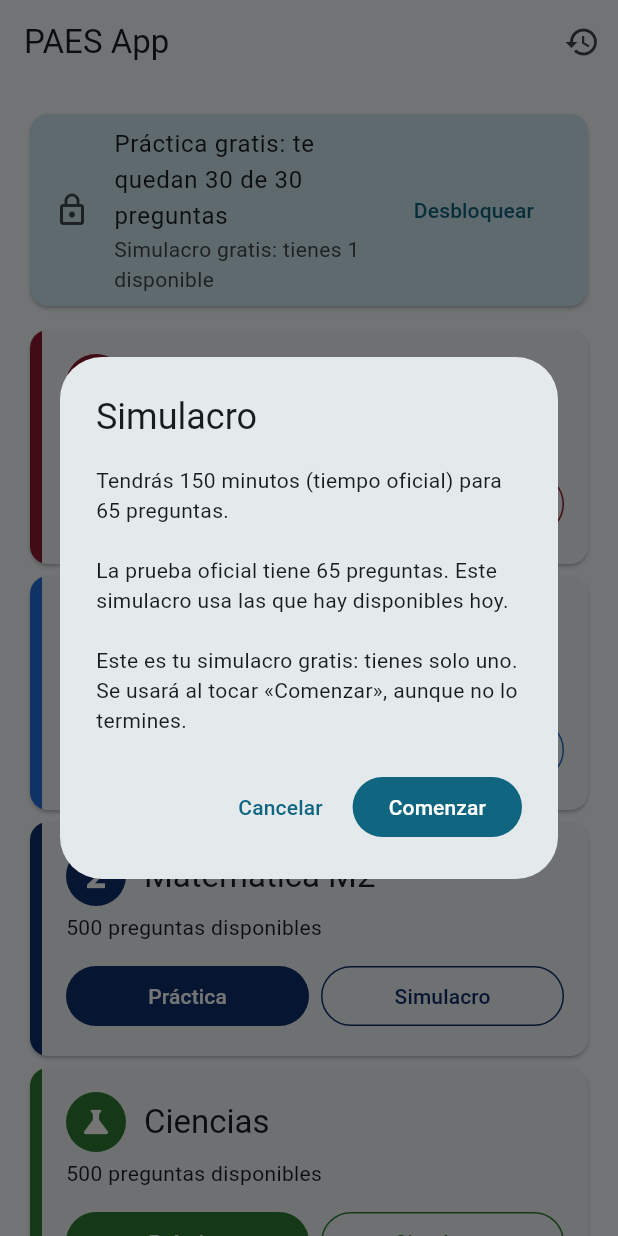
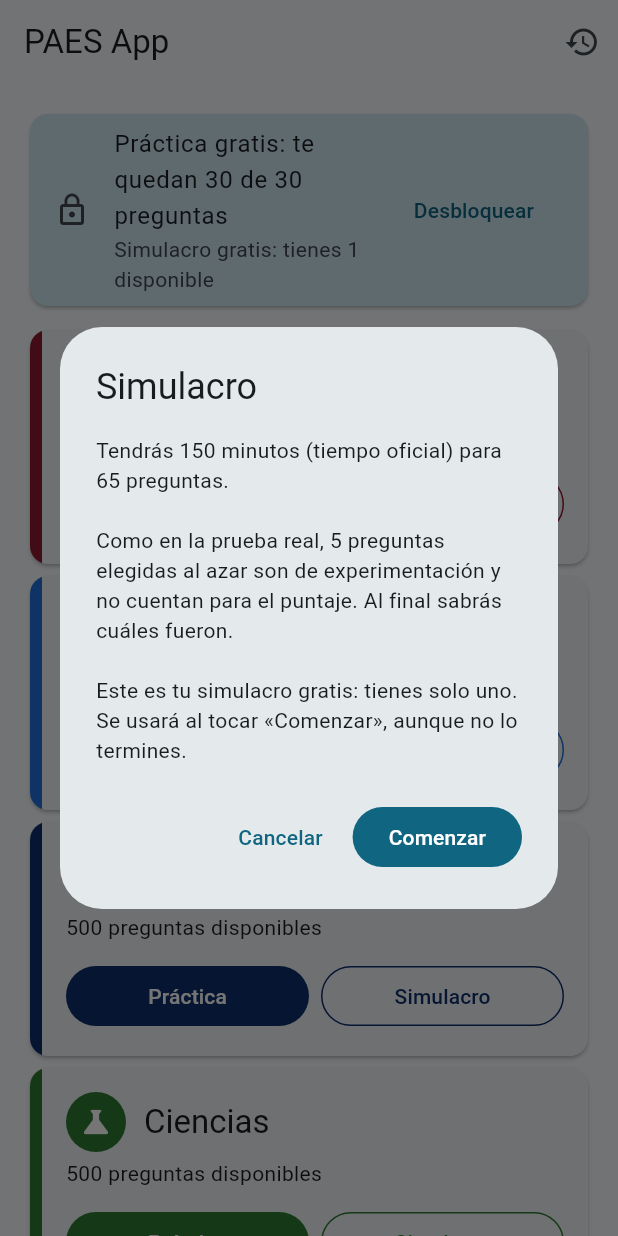
Before and after one commit to labappsch-create/Paes, a Flutter app: the screen it shows after launch, after a tap on "Simulacro", on a phone screen of 412 x 824 dp. Run offline on Flutter 3.47's test engine with Material 3 defaults, Android fonts, the phone set to English and light mode, and no system bars; our stand-ins replace clock, flutter_riverpod, in_app_purchase, material_ui, shared_preferences, webview_flutter.

Commit message:
Puntaje: curva como la real y 5 preguntas de experimentación por simulacro

```diff
--- a/lib/domain/prueba.dart
+++ b/lib/domain/prueba.dart
@@ -21,6 +21,13 @@ enum Prueba {
   /// Tiempo del simulacro, en minutos.
   final int minutes;
 
+  /// Preguntas de experimentación: como en la prueba real, 5 preguntas de
+  /// cada simulacro no cuentan para el puntaje y no se sabe cuáles son.
+  static const experimentalQuestions = 5;
+
+  /// Preguntas del simulacro que cuentan para el puntaje (por ejemplo, 60 de 65).
+  int get scoredQuestions => simulacroQuestions - experimentalQuestions;
+
   static Prueba fromKey(String key) =>
       Prueba.values.firstWhere((p) => p.key == key);
 }
--- a/lib/domain/score_calculator.dart
+++ b/lib/domain/score_calculator.dart
@@ -1,10 +1,26 @@
+import 'dart:math';
+
 /// Calcula el "puntaje estimado" de 100 a 1000.
 ///
-/// Es una fórmula propia y aproximada (lineal según el porcentaje de
-/// aciertos). NO usa las tablas de conversión del DEMRE, por eso siempre
-/// debe mostrarse como "puntaje estimado".
+/// Imita la forma del puntaje PAES real, que se calcula a partir de la
+/// "habilidad" de cada estudiante y no de forma lineal:
+/// - 0 correctas = 100 puntos y todas correctas = 1000 (solo así se llega a 1000).
+/// - Las primeras y las últimas respuestas correctas valen más puntos que las
+///   del medio (curva logística).
+/// - Las respuestas malas no restan.
+///
+/// Es una fórmula propia: NO usa las tablas de transformación del DEMRE, que
+/// cambian cada año. Por eso siempre debe mostrarse como "puntaje estimado".
 int estimateScore({required int correct, required int total}) {
   if (total <= 0) return 100;
-  final ratio = correct / total;
-  return (100 + 900 * ratio).round();
+  final c = correct.clamp(0, total);
+  // Proporción suavizada (nunca 0 ni 1), para que la curva tenga extremos finitos.
+  double logit(num aciertos) {
+    final p = (aciertos + 0.5) / (total + 1);
+    return log(p / (1 - p));
+  }
+
+  final min = logit(0);
+  final max = logit(total);
+  return (100 + 900 * (logit(c) - min) / (max - min)).round();
 }
--- a/lib/presentation/screens/home_screen.dart
+++ b/lib/presentation/screens/home_screen.dart
@@ -229,8 +229,7 @@ class _PruebaCard extends StatelessWidget {
     }
     final minutes = prueba.minutes;
     final detalle = modulo == null
-        ? 'La prueba oficial tiene ${prueba.simulacroQuestions} preguntas. '
-              'Este simulacro usa las que hay disponibles hoy.'
+        ? ''
         : 'Módulo ${modulo.label}: primero ${comunPorEje * cienciasEjes.length} '
               'preguntas del Módulo Común ($comunPorEje de Biología, '
               '$comunPorEje de Física y $comunPorEje de Química) y luego '
@@ -241,10 +240,16 @@ class _PruebaCard extends StatelessWidget {
     final ok = await showDialog<bool>(
       context: context,
       builder: (context) => AlertDialog(
+        // Se puede desplazar si el texto no cabe en pantallas chicas.
+        scrollable: true,
         title: Text(modulo == null ? 'Simulacro' : 'Simulacro de Ciencias'),
         content: Text(
           'Tendrás $minutes minutos (tiempo oficial) para $total '
-          '${total == 1 ? 'pregunta' : 'preguntas'}.\n\n$detalle'
+          '${total == 1 ? 'pregunta' : 'preguntas'}.'
+          '${detalle.isEmpty ? '' : '\n\n$detalle'}'
+          '\n\nComo en la prueba real, ${Prueba.experimentalQuestions} preguntas '
+          'elegidas al azar son de experimentación y no cuentan para el '
+          'puntaje. Al final sabrás cuáles fueron.'
           '${esGratis ? '\n\nEste es tu simulacro gratis: tienes solo uno. '
                     'Se usará al tocar «Comenzar», aunque no lo termines.' : ''}',
         ),
@@ -269,7 +274,9 @@ class _PruebaCard extends StatelessWidget {
       _openQuiz(context, QuizMode.simulacro, count);
       return;
     }
-    final items = buildCienciasSimulacro(pool, modulo, random: Random());
+    final random = Random();
+    final items = buildCienciasSimulacro(pool, modulo, random: random);
+    markExperimental(items, Prueba.experimentalQuestions, random: random);
     Navigator.of(context).push(
       MaterialPageRoute<void>(
         builder: (_) => QuizScreen(
@@ -289,6 +296,9 @@ class _PruebaCard extends StatelessWidget {
     final items = prueba == Prueba.lectora
         ? buildLectoraSession(pool, count, random: random)
         : buildSession(pool, count, random: random);
+    if (mode == QuizMode.simulacro) {
+      markExperimental(items, Prueba.experimentalQuestions, random: random);
+    }
     Navigator.of(context).push(
       MaterialPageRoute<void>(
         builder: (_) => QuizScreen(prueba: prueba, mode: mode, items: items),
--- a/lib/presentation/screens/quiz_screen.dart
+++ b/lib/presentation/screens/quiz_screen.dart
@@ -260,8 +260,10 @@ class _QuizScreenState extends ConsumerState<QuizScreen> {
       return;
     }
     // En práctica se corrige solo lo respondido.
-    // En simulacro, lo que quedó en blanco cuenta como no acertado.
-    final scored = _isPractice ? answered : widget.items;
+    // En simulacro, lo que quedó en blanco cuenta como no acertado, y las
+    // preguntas de experimentación no cuentan (como en la prueba real).
+    final reviewed = _isPractice ? answered : widget.items;
+    final scored = reviewed.where((i) => !i.experimental).toList();
     final correct = scored.where((i) => i.isCorrect).length;
     final attempt = ExamAttempt(
       date: DateTime.now(),
@@ -275,7 +277,7 @@ class _QuizScreenState extends ConsumerState<QuizScreen> {
     ref.read(attemptsProvider.notifier).add(attempt);
     Navigator.of(context).pushReplacement(
       MaterialPageRoute<void>(
-        builder: (_) => ResultsScreen(attempt: attempt, items: scored),
+        builder: (_) => ResultsScreen(attempt: attempt, items: reviewed),
       ),
     );
   }
```
Also changed, not shown: lib/domain/quiz_item.dart (+18 -0 lines), lib/presentation/screens/results_screen.dart (+26 -0 lines), 1 other file.
